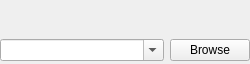
Qt form lib/forms/TPathComboBrowse.ui (Tarsnap/tarsnap-gui) before a commit.
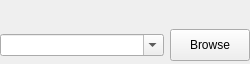
The same form after that commit. Custom widgets are drawn as their Qt base class.

Commit message:
TPath*Browse: set QPushButton minimum height to 32
The Qt docs state:
    Note: On macOS when a push button's width becomes smaller than 50 or
    its height becomes smaller than 30, the button's corners are changed
    from round to square.
    https://doc.qt.io/qt-5/qpushbutton.html

On macOS 13.6 with Qt 5.15.10, this occurs whenever the height is less
than 32.

(This change will likely be applied to other uses of QPushButton, but
that's outside of the scope of this particular commit.)

What changed in the file:
```diff
--- a/lib/forms/TPathComboBrowse.ui
+++ b/lib/forms/TPathComboBrowse.ui
@@ -78,6 +78,12 @@
      </item>
      <item>
       <widget class="QPushButton" name="button">
+       <property name="minimumSize">
+        <size>
+         <width>0</width>
+         <height>32</height>
+        </size>
+       </property>
        <property name="text">
         <string>Browse</string>
        </property>
```
The commit also changes 1 other file.
